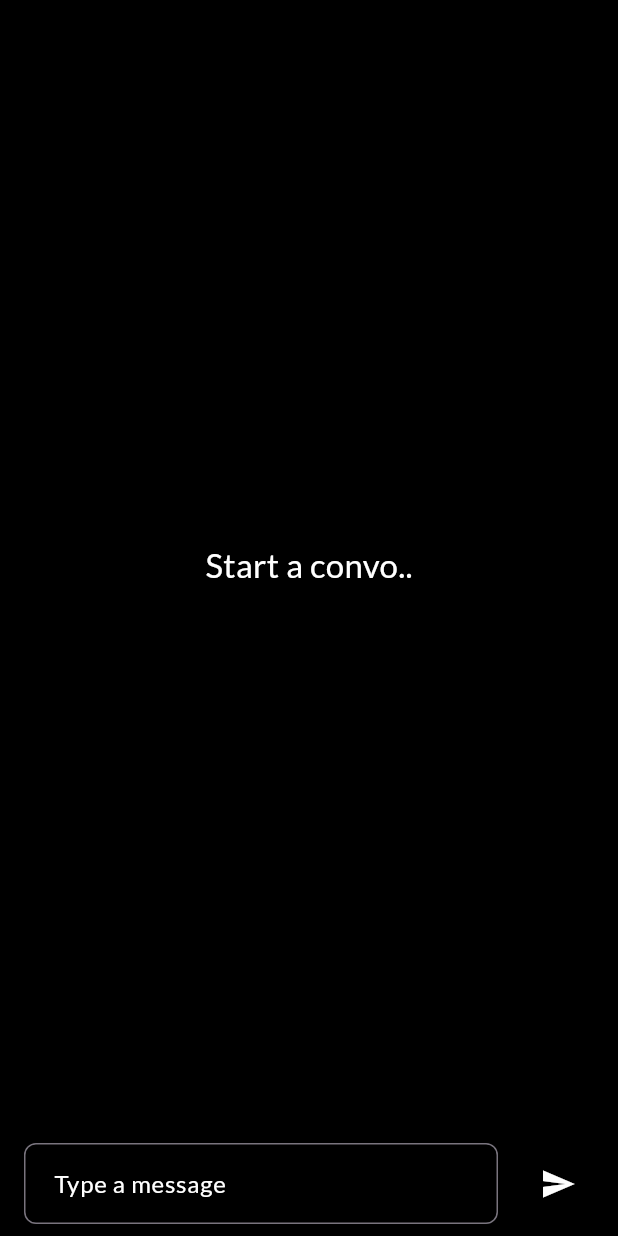
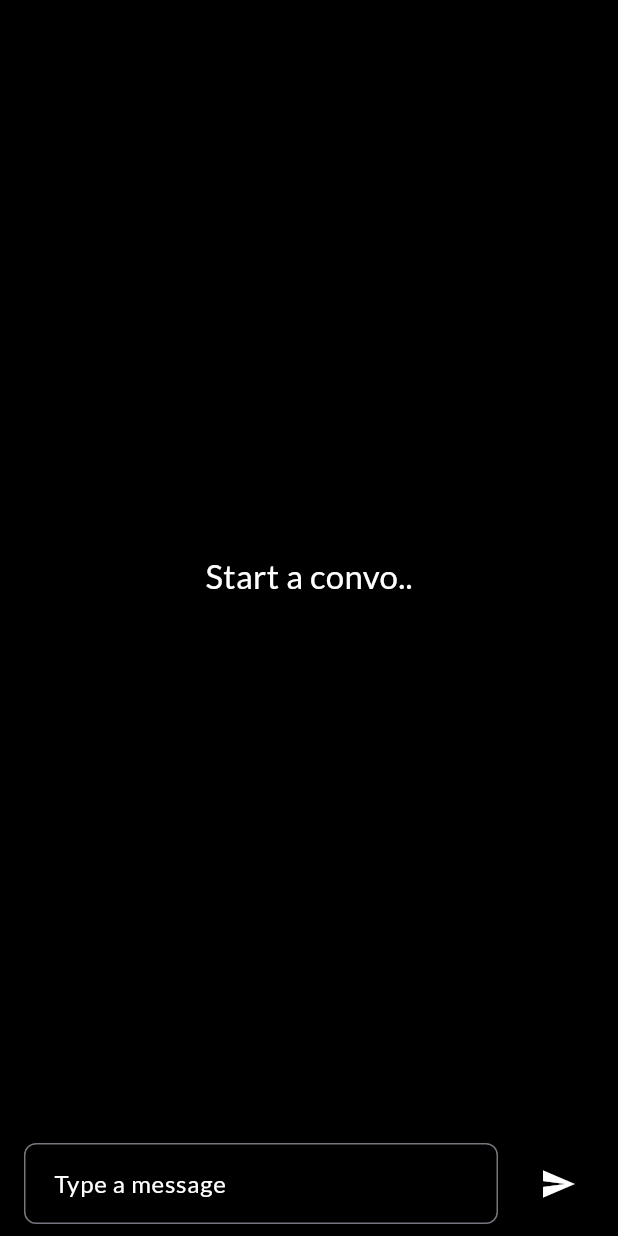
Before and after one commit to 0xAhmd/fake-mind, a Flutter app: the screen it shows after launch, on a phone screen of 412 x 824 dp. Run offline on Flutter 3.47's test engine with Material 3 defaults, Android fonts, the phone set to English and light mode, and no system bars; our stand-ins replace flutter_dotenv, google_fonts.

Commit message:
adjust spacing

```diff
--- a/lib/chat/presentation/chat_page.dart
+++ b/lib/chat/presentation/chat_page.dart
@@ -20,7 +20,7 @@ class _ChatPageState extends State<ChatPage> {
     super.dispose();
   }
 
-    void _scrollToBottom() {
+  void _scrollToBottom() {
     WidgetsBinding.instance.addPostFrameCallback((_) {
       if (_scrollController.hasClients) {
         _scrollController.animateTo(
@@ -35,10 +35,10 @@ class _ChatPageState extends State<ChatPage> {
   @override
   Widget build(BuildContext context) {
     return SafeArea(
-
       child: Scaffold(
         body: Column(
           children: [
+            SizedBox(height: 14),
             Expanded(
               child: Consumer<ChatProvider>(
                 builder: (context, chatProvider, child) {
@@ -65,20 +65,22 @@ class _ChatPageState extends State<ChatPage> {
             Consumer<ChatProvider>(
               builder: (context, chatProvider, child) {
                 if (chatProvider.isLoading) {
-                  return  Padding(
+                  return Padding(
                     padding: EdgeInsets.all(16.0),
-                    child: Center(child: Padding(
-                      padding: const EdgeInsets.symmetric(horizontal: 180.0),
-                      child: LinearProgressIndicator(
-                        color: Colors.white,
-                        backgroundColor: Colors.grey[600],
-                      ))),
+                    child: Center(
+                      child: Padding(
+                        padding: const EdgeInsets.symmetric(horizontal: 180.0),
+                        child: LinearProgressIndicator(
+                          color: Colors.white,
+                          backgroundColor: Colors.grey[600],
+                        ),
+                      ),
+                    ),
                   );
                 }
                 return const SizedBox.shrink();
               },
             ),
-
 
             Row(
               children: [
```
